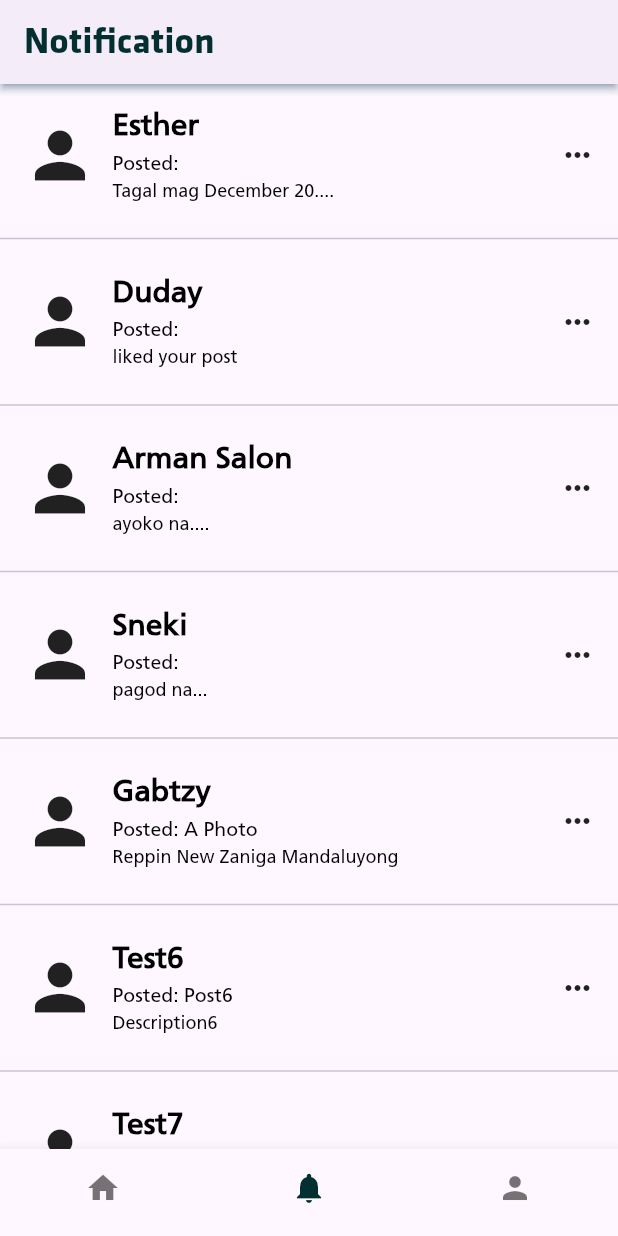
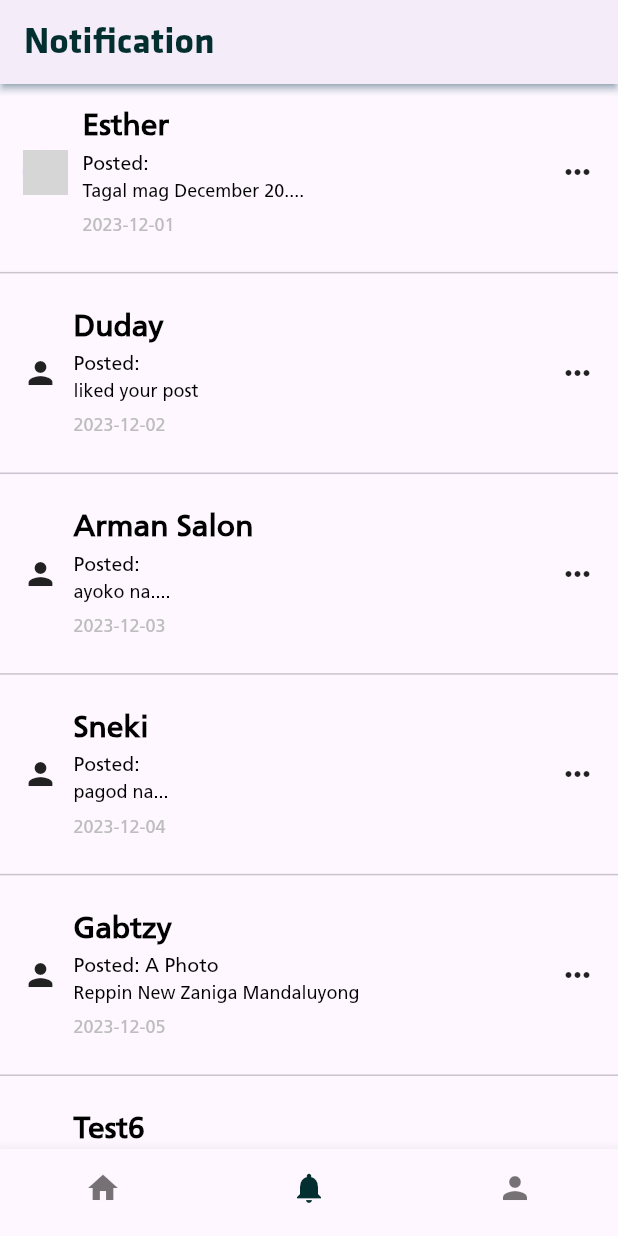
Before and after one commit to snekiz/fb_replica, a Flutter app: the screen it shows after launch, swiped to page 2, on a phone screen of 412 x 824 dp. Run offline on Flutter 3.47's test engine with Material 3 defaults, Android fonts, the phone set to English and light mode, and no system bars; our stand-ins replace flutter_screenutil; network calls fail; grey boxes are pictures that could not be loaded.

Commit message:
hindi pa nagana umay

```diff
--- a/lib/screens/notification_screen.dart
+++ b/lib/screens/notification_screen.dart
@@ -18,60 +18,82 @@ class _NotificationScreenState extends State<NotificationScreen> {
           name: 'Esther',
           post: '',
           description: 'Tagal mag December 20....',
+          date: '2023-12-01',
+          numOfLikes: 10,
+          profileImageUrl: 'assets/icons/crying_emoji.jpg',
+          imageUrl: '',
         ),
         Divider(),
         notif.Notification(
           name: 'Duday',
           post: '',
           description: 'liked your post',
+          date: '2023-12-02',
+          numOfLikes: 20,
         ),
         Divider(),
         notif.Notification(
           name: 'Arman Salon',
           post: '',
           description: 'ayoko na....',
+          date: '2023-12-03',
+          numOfLikes: 30,
         ),
         Divider(),
         notif.Notification(
           name: 'Sneki',
           post: '',
           description: 'pagod na...',
+          date: '2023-12-04',
+          numOfLikes: 40,
         ),
         Divider(),
         notif.Notification(
           name: 'Gabtzy',
           post: 'A Photo',
           description: 'Reppin New Zaniga Mandaluyong',
+          date: '2023-12-05',
+          numOfLikes: 50,
         ),
         Divider(),
         notif.Notification(
           name: 'Test6',
           post: 'Post6',
           description: 'Description6',
+          date: '2023-12-06',
+          numOfLikes: 60,
         ),
         Divider(),
         notif.Notification(
           name: 'Test7',
           post: 'Post7',
           description: 'Description7',
+          date: '2023-12-07',
+          numOfLikes: 70,
         ),
         Divider(),
         notif.Notification(
           name: 'Test8',
           post: 'Post8',
           description: 'Description8',
+          date: '2023-12-08',
+          numOfLikes: 80,
         ),
         Divider(),
         notif.Notification(
           name: 'Test9',
           post: 'Post9',
           description: 'Description9',
+          date: '2023-12-09',
+          numOfLikes: 90,
         ),
         Divider(),
         notif.Notification(
           name: 'Test10',
           post: 'Post10',
           description: 'Description10',
+          date: '2023-12-10',
+          numOfLikes: 100,
         ),
         Divider(),
       ],
--- a/lib/widgets/notification.dart
+++ b/lib/widgets/notification.dart
@@ -1,27 +1,66 @@
+import '../widgets/custom_font.dart';
 import 'package:flutter/material.dart';
 import 'package:flutter_screenutil/flutter_screenutil.dart';
-import 'custom_font.dart';
+
+import '../screens/detail_screen.dart';
 
 class Notification extends StatelessWidget {
-  const Notification(
-      {super.key,
+  const Notification({
+    super.key,
     required this.name,
     required this.post,
-      required this.description});
+    required this.description,
+    this.icon = const Icon(Icons.person),
+    this.profileImageUrl = '',
+    this.atProfile = false,
+    required this.date,
+    this.imageUrl = '',
+    required this.numOfLikes,
+  });
 
   final String name;
+  // Post Title
   final String post;
+  // Post Content
   final String description;
+  final Icon icon;
+  final String profileImageUrl;
+  final String date;
+  final int numOfLikes;
+  final String imageUrl;
+  final bool atProfile;
 
   @override
   Widget build(BuildContext context) {
     return Container(
       padding: EdgeInsets.all(ScreenUtil().setSp(15)),
+      child: InkWell(
+        onTap: () {
+          if (atProfile) {
+            print('');
+          } else {
+            Navigator.push(
+              context,
+              MaterialPageRoute(
+                builder: (context) => DetailScreen(
+                  userName: name,
+                  postContent: description,
+                  date: date,
+                  numOfLikes: numOfLikes,
+                  imageUrl: imageUrl,
+                  profileImageUrl: profileImageUrl,
+                ),
+              ),
+            );
+          }
+        },
         child: Row(
           children: [
-          Icon(
-            Icons.person,
-            size: ScreenUtil().setSp(50),
+            (profileImageUrl == '')
+                ? icon
+                : CircleAvatar(
+                    radius: ScreenUtil().setSp(15),
+                    backgroundImage: NetworkImage(profileImageUrl),
                   ),
             SizedBox(
               width: ScreenUtil().setWidth(10),
@@ -46,12 +85,21 @@ class Notification extends StatelessWidget {
                   color: Colors.black,
                   fontStyle: FontStyle.italic,
                 ),
+                SizedBox(
+                  height: ScreenUtil().setHeight(5),
+                ),
+                CustomFont(
+                  text: date,
+                  fontSize: ScreenUtil().setSp(12),
+                  color: Colors.grey.shade400,
+                ),
               ],
             ),
             const Spacer(),
             const Icon(Icons.more_horiz),
           ],
         ),
+      ),
     );
   }
 }
```
Also changed, not shown: lib/screens/detail_screen.dart (added, +168 -0 lines), lib/screens/profile_screen.dart (+4 -7 lines), assets/images/wallpaper.jpg (added), 1 other file. Lines whose indentation alone changed are shown as unchanged.
